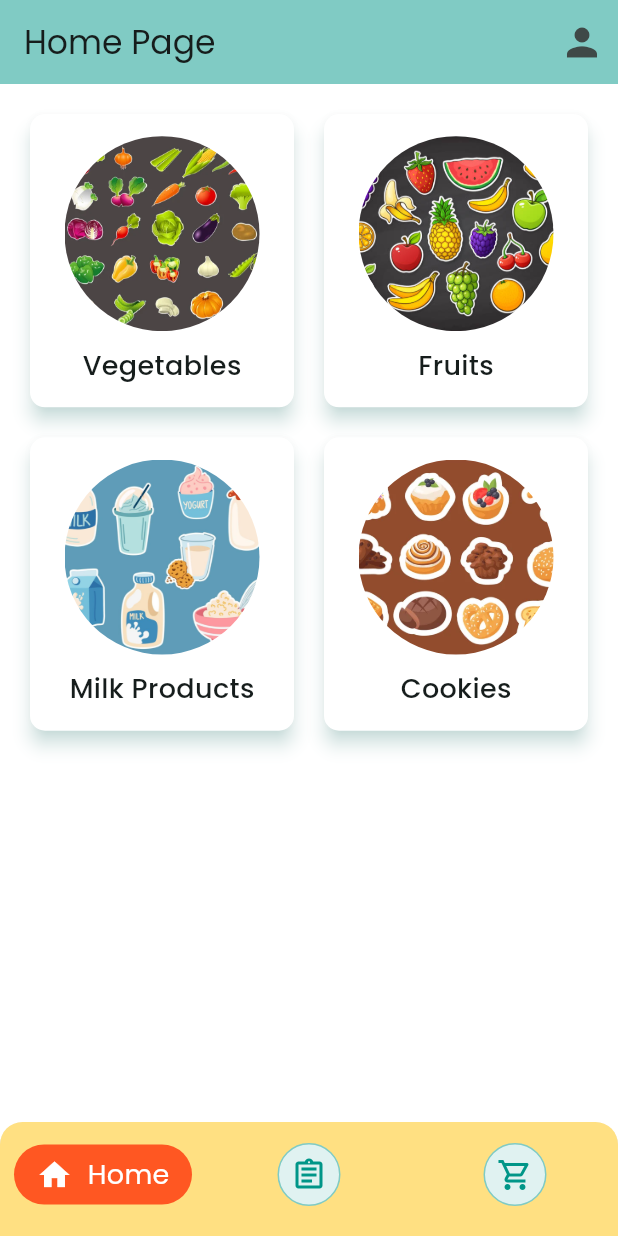
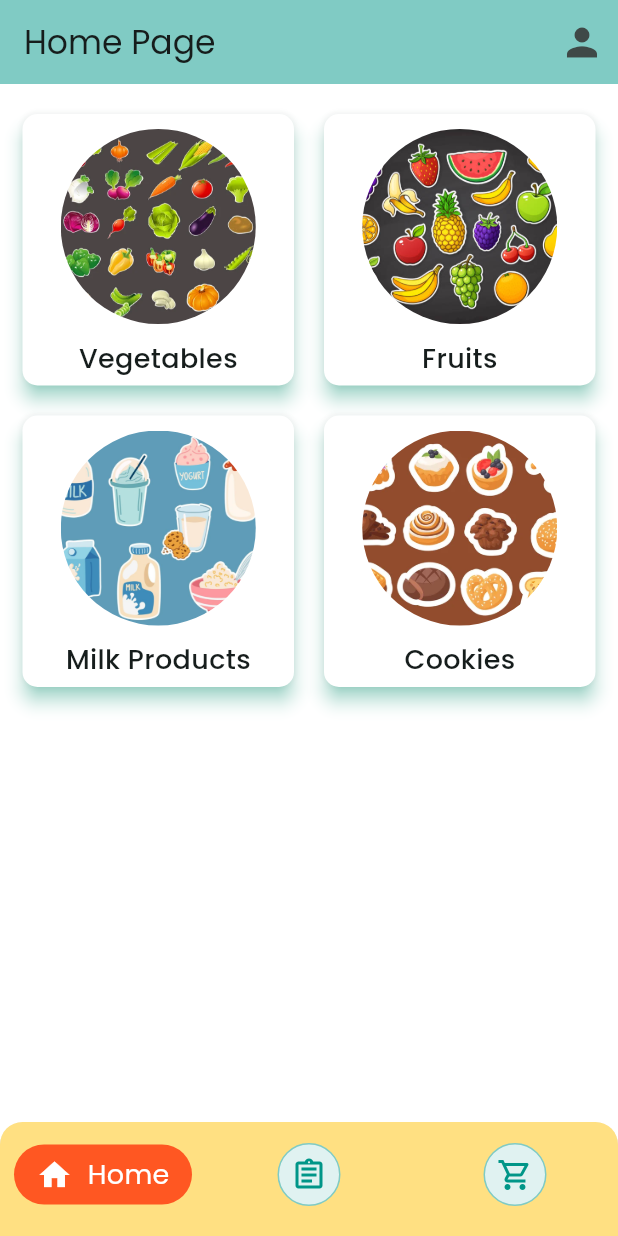
Before and after one commit to Mohammed-Raza/SampleProject, a Flutter app: the screen it shows after launch, on a phone screen of 412 x 824 dp. Run offline on Flutter 3.47's test engine with Material 3 defaults, Android fonts, the phone set to English and light mode, and no system bars; our stand-ins replace bloc, cached_network_image, dio, flutter_bloc, flutter_secure_storage, font_awesome_flutter and 4 more.

Commit message:
Dashboard adaptive layout handling

```diff
--- a/lib/config/theme/theme.dart
+++ b/lib/config/theme/theme.dart
@@ -9,6 +9,15 @@ class CustomTheme {
         extensions: const <ThemeExtension<dynamic>>[
           CustomThemeExtensions(greyWithColor: Colors.black26)
         ],
+        hoverColor: Colors.teal.shade200,
+        cardTheme: CardTheme(
+            color: Colors.white,
+            shadowColor: Colors.tealAccent,
+            elevation: 5,
+            shape:
+                RoundedRectangleBorder(borderRadius: BorderRadius.circular(10)),
+            margin: EdgeInsets.zero,
+            surfaceTintColor: Colors.white),
         fontFamily: GoogleFonts.poppins().fontFamily,
         elevatedButtonTheme: _elevatedButtonTheme,
         scaffoldBackgroundColor: Colors.white,
@@ -16,14 +25,7 @@ class CustomTheme {
             elevation: 5, backgroundColor: Colors.amber.shade200),
         appBarTheme: AppBarTheme(backgroundColor: Colors.teal.shade200),
         colorScheme: ColorScheme.fromSeed(seedColor: Colors.teal),
-        dialogTheme: const DialogThemeData(backgroundColor: Colors.white),
-        cardTheme: CardThemeData(
-            color: Colors.white,
-            shape:
-                RoundedRectangleBorder(borderRadius: BorderRadius.circular(10)),
-            margin: EdgeInsets.zero,
-            elevation: 5,
-            shadowColor: Colors.teal.withValues(alpha: 0.4)));
+        dialogTheme: const DialogThemeData(backgroundColor: Colors.white));
   }
 
   static ThemeData darkThemeData() {
@@ -53,13 +55,14 @@ class CustomTheme {
 
 @immutable
 class CustomThemeExtensions extends ThemeExtension<CustomThemeExtensions> {
-  const CustomThemeExtensions({this.greyWithColor});
+  const CustomThemeExtensions({required this.greyWithColor});
 
-  final Color? greyWithColor;
+  final Color greyWithColor;
 
   @override
-  ThemeExtension<CustomThemeExtensions> copyWith({Color? headerColor}) {
-    return const CustomThemeExtensions();
+  ThemeExtension<CustomThemeExtensions> copyWith({Color? greyWithColor}) {
+    return CustomThemeExtensions(
+        greyWithColor: greyWithColor ?? this.greyWithColor);
   }
 
   @override
@@ -68,6 +71,6 @@ class CustomThemeExtensions extends ThemeExtension<CustomThemeExtensions> {
     if (other is! CustomThemeExtensions) {
       return this;
     }
-    return const CustomThemeExtensions();
+    return CustomThemeExtensions(greyWithColor: greyWithColor);
   }
 }
--- /dev/null
+++ b/lib/core/device/adaptive_layout_builder.dart
@@ -0,0 +1,51 @@
+import 'package:flutter/material.dart';
+import 'package:sample_project/core/device/utils/screen_break_points.dart';
+
+import '../utils/enums.dart';
+
+/// Signature for the builder callback
+typedef DeviceResolutionBuilderCallback = Widget Function(
+  BuildContext context,
+  DeviceResolutionType deviceResolutionType,
+);
+
+/// A widget that builds different layouts based on screen width
+class AdaptiveLayoutBuilder extends StatelessWidget {
+  /// The builder function that returns a widget based on device type
+  final DeviceResolutionBuilderCallback builder;
+
+  /// Breakpoint for mobile width (default: 600)
+  final double mobileBreakpoint;
+
+  /// Breakpoint for tablet width (default: 900)
+  final double tabletBreakpoint;
+
+  const AdaptiveLayoutBuilder({
+    super.key,
+    required this.builder,
+    this.mobileBreakpoint = ScreenBreakPoints.mobileBreakPoint,
+    this.tabletBreakpoint = ScreenBreakPoints.tabletBreakPoint,
+  });
+
+  /// Determines the device type based on screen width
+  DeviceResolutionType _getDeviceType(double width) {
+    if (width < mobileBreakpoint) {
+      return DeviceResolutionType.mobile;
+    } else if (width > mobileBreakpoint &&
+        width < ScreenBreakPoints.desktopBreakPoint) {
+      return DeviceResolutionType.tab;
+    } else {
+      return DeviceResolutionType.desktop;
+    }
+  }
+
+  @override
+  Widget build(BuildContext context) {
+    return LayoutBuilder(
+      builder: (context, constraints) {
+        final deviceType = _getDeviceType(constraints.maxWidth);
+        return builder(context, deviceType);
+      },
+    );
+  }
+}
--- /dev/null
+++ b/lib/core/device/utils/screen_break_points.dart
@@ -0,0 +1,16 @@
+import 'package:flutter/material.dart';
+
+class ScreenBreakPoints {
+  static const mobileBreakPoint = 600.0;
+
+  static const tabletBreakPoint = 900.0;
+
+  static const desktopBreakPoint = 1024.0;
+
+  static bool isMobile(Size size) => size.width < mobileBreakPoint;
+
+  static bool isTablet(Size size) =>
+      size.width >= mobileBreakPoint && size.width < desktopBreakPoint;
+
+  static bool isDesktop(Size size) => size.width >= desktopBreakPoint;
+}
--- a/lib/core/utils/enums.dart
+++ b/lib/core/utils/enums.dart
@@ -14,3 +14,5 @@ enum DataErrorStateType {
 }
 
 enum ThemeType { light, dark, system }
+
+enum DeviceResolutionType { mobile, tab, desktop }
--- a/lib/features/presentation/pages/dashboard/home.dart
+++ b/lib/features/presentation/pages/dashboard/home.dart
@@ -4,6 +4,7 @@ import 'package:sample_project/core/mixins/language_mixin.dart';
 import 'package:sample_project/core/utils/enums.dart';
 import 'package:sample_project/features/presentation/pages/dashboard/cart.dart';
 import '../../../../config/routes/routes.dart';
+import '../../../../core/device/adaptive_layout_builder.dart';
 import '../../../../generated/assets.dart';
 import '../../widgets/home_widgets.dart';
 import 'orders.dart';
@@ -84,18 +85,7 @@ class DashboardScreen extends StatefulWidget {
 class _DashboardScreenState extends State<DashboardScreen> with LanguageMixin {
   @override
   Widget build(BuildContext context) {
-    return Padding(
-      padding: const EdgeInsets.symmetric(horizontal: 10, vertical: 20),
-      child: Column(
-        children: [
-          Expanded(
-            child: GridView.count(
-              childAspectRatio: 0.9,
-              crossAxisCount: 2,
-              crossAxisSpacing: 20,
-              mainAxisSpacing: 20,
-              padding: const EdgeInsets.symmetric(horizontal: 10),
-              children: [
+    List<Widget> groceryCards = [
       GroceryCard(
           name: translate(context).vegetables,
           assetPath: Assets.imagesVeggies,
@@ -112,7 +102,26 @@ class _DashboardScreenState extends State<DashboardScreen> with LanguageMixin {
           name: translate(context).cookies,
           assetPath: Assets.imagesCakes,
           groceryType: GroceryType.cookies)
-              ],
+    ];
+
+    return Padding(
+      padding: const EdgeInsets.symmetric(horizontal: 15, vertical: 20),
+      child: Column(
+        children: [
+          Expanded(
+            child: AdaptiveLayoutBuilder(
+              builder: (context, deviceType) => GridView.builder(
+                  itemCount: groceryCards.length,
+                  addAutomaticKeepAlives: true,
+                  gridDelegate: SliverGridDelegateWithFixedCrossAxisCount(
+                      mainAxisSpacing: 20,
+                      crossAxisSpacing: 20,
+                      crossAxisCount: switch (deviceType) {
+                        DeviceResolutionType.mobile => 2,
+                        DeviceResolutionType.tab => 3,
+                        DeviceResolutionType.desktop => 5
+                      }),
+                  itemBuilder: (_, index) => groceryCards[index]),
             ),
           ),
         ],
```
Also changed, not shown: 1 other file. Lines whose indentation alone changed are shown as unchanged.
